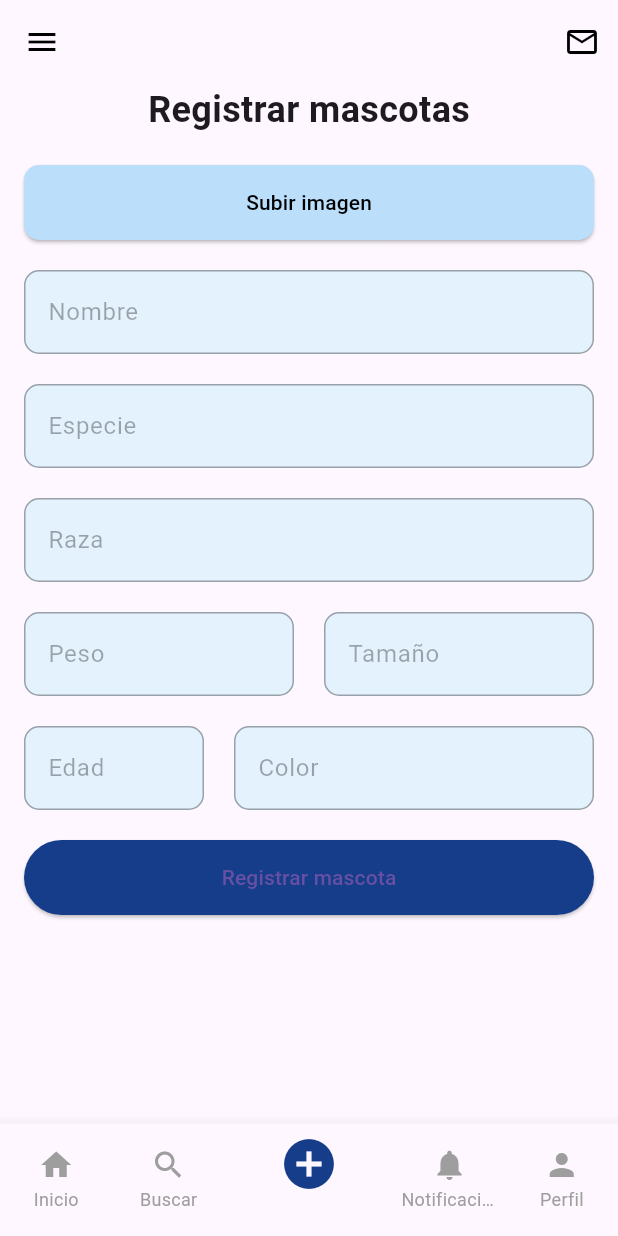
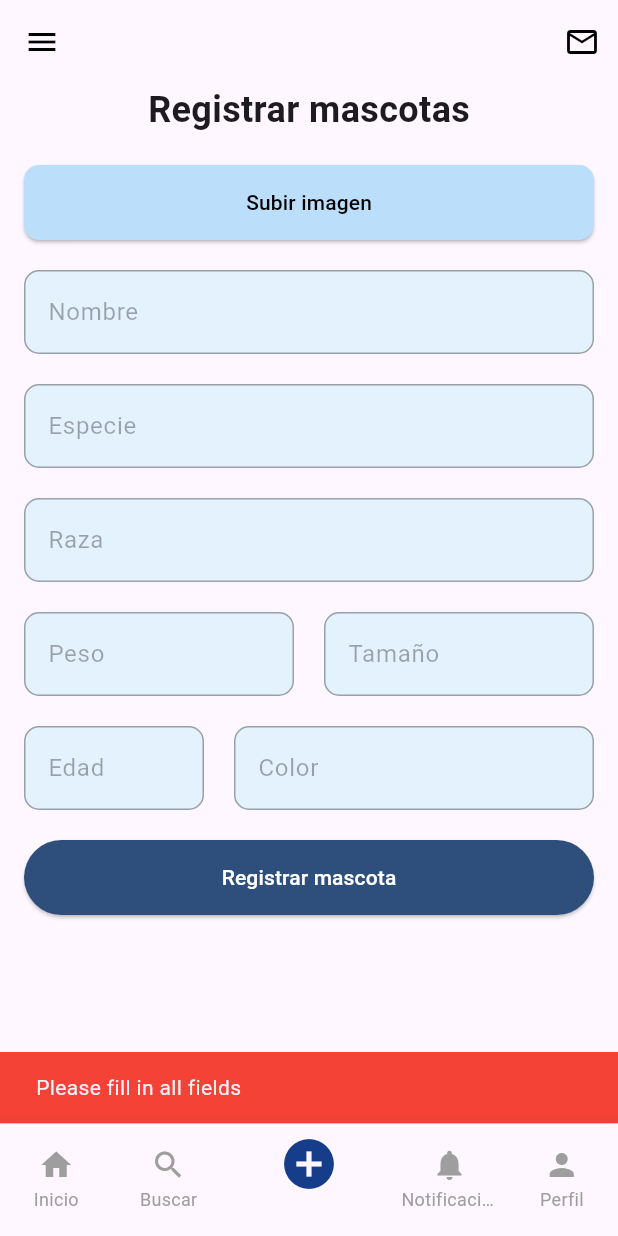
Before and after one commit to NavyyBlue/Adopme_App, a Flutter app: the HomeScreen screen opened directly, item 3 of the bottom bar chosen, after a tap on "Registrar mascota", on a phone screen of 412 x 824 dp. Run offline on Flutter 3.47's test engine with Material 3 defaults, Android fonts, the phone set to English and light mode, and no system bars; our stand-ins replace dio, get, image_picker, sqflite; accounts and stored records are empty.

Commit message:
Create Pet List screen

```diff
--- a/lib/data/network/nestjs/analyzer_image_repository.dart
+++ b/lib/data/network/nestjs/analyzer_image_repository.dart
@@ -12,7 +12,8 @@ class AnalyzerImageRepository {
   Future<GetFeaturesPetResponse> getFeaturesPet(
       String filename, String file) async {
     try {
-
+      print("Filename: $filename");
+      print("File: $file");
       final response = await dio.post(
           '${NetworkConstants.baseUrl}${NetworkConstants
               .analyzerImageRoute}${NetworkConstants.getFeaturesPetEndpoint}',
--- a/lib/models/analyzer_image/get_features_pet/get_features_pet_response.dart
+++ b/lib/models/analyzer_image/get_features_pet/get_features_pet_response.dart
@@ -6,6 +6,7 @@ class GetFeaturesPetResponse {
   final int weight;
   final String color;
   final String size;
+  final String imageUrl;
 
   GetFeaturesPetResponse({
     required this.status,
@@ -15,6 +16,7 @@ class GetFeaturesPetResponse {
     required this.weight,
     required this.color,
     required this.size,
+    required this.imageUrl,
   });
 
   factory GetFeaturesPetResponse.fromJson(Map<String, dynamic> json) {
@@ -27,6 +29,7 @@ class GetFeaturesPetResponse {
       weight: data['weight'],
       color: data['color'],
       size: data['size'],
+      imageUrl: json['imageUrl'],
     );
   }
 }
--- a/lib/presentation/screens/home/home_screen.dart
+++ b/lib/presentation/screens/home/home_screen.dart
@@ -1,3 +1,4 @@
+import 'package:adopme_frontend/presentation/screens/pet/pet_list/pet_list_screen.dart';
 import 'package:adopme_frontend/presentation/screens/pet/register_pet/register_pet_screen.dart';
 import 'package:flutter/material.dart';
 import '../other_page.dart';
@@ -12,7 +13,7 @@ class HomeScreen extends StatefulWidget {
 class _MainPageState extends State<HomeScreen> {
   int _selectedIndex = 0;
   static final List<Widget> _widgetOptions = <Widget>[
-    OtherPage(),
+    PetListScreen(),
     OtherPage(),
     RegisterPetScreen(),
     OtherPage(),
--- /dev/null
+++ b/lib/presentation/screens/pet/pet_list/pet_list_controller.dart
@@ -0,0 +1,26 @@
+import 'package:flutter/material.dart';
+import 'package:get/get.dart';
+import 'package:adopme_frontend/data/local/database_helper.dart';
+
+class PetListController extends GetxController {
+  var pets = [].obs;
+  var isLoading = true.obs;
+
+  @override
+  void onInit() {
+    super.onInit();
+    fetchPets();
+  }
+
+  Future<void> fetchPets() async {
+    try {
+      isLoading(true);
+      var petList = await DatabaseHelper().getPets();
+      if (petList != null) {
+        pets.assignAll(petList);
+      }
+    } finally {
+      isLoading(false);
+    }
+  }
+}
--- /dev/null
+++ b/lib/presentation/screens/pet/pet_list/pet_list_screen.dart
@@ -0,0 +1,101 @@
+import 'package:flutter/material.dart';
+import 'package:get/get.dart';
+import 'package:adopme_frontend/presentation/screens/pet/pet_list/pet_list_controller.dart';
+
+class PetListScreen extends StatelessWidget {
+  @override
+  Widget build(BuildContext context) {
+    return GetBuilder<PetListController>(
+      init: PetListController(),
+      builder: (controller) {
+        return Scaffold(
+          appBar: AppBar(
+            title: Text('Registered Pets'),
+            backgroundColor: Colors.transparent,
+            elevation: 0,
+          ),
+          body: Obx(() {
+            if (controller.isLoading.value) {
+              return Center(child: CircularProgressIndicator());
+            } else if (controller.pets.isEmpty) {
+              return Center(child: Text('No pets registered.'));
+            } else {
+              return ListView.builder(
+                itemCount: controller.pets.length,
+                itemBuilder: (context, index) {
+                  var pet = controller.pets[index];
+                  return Padding(
+                    padding: const EdgeInsets.all(12.0),
+                    child: Card(
+                      shape: RoundedRectangleBorder(
+                        borderRadius: BorderRadius.circular(12),
+                      ),
+                      elevation: 4,
+                      child: Row(
+                        crossAxisAlignment: CrossAxisAlignment.start,
+                        children: [
+                          ClipRRect(
+                            borderRadius: BorderRadius.circular(12),
+                            child: Image.network(
+                              pet['imageUrl'],
+                              height: 100,
+                              width: 100,
+                              fit: BoxFit.cover,
+                            ),
+                          ),
+                          SizedBox(width: 16),
+                          Expanded(
+                            child: Column(
+                              crossAxisAlignment: CrossAxisAlignment.start,
+                              children: [
+                                Row(
+                                  mainAxisAlignment: MainAxisAlignment.spaceBetween,
+                                  children: [
+                                    Text(
+                                      pet['name'],
+                                      style: TextStyle(
+                                        fontSize: 18,
+                                        fontWeight: FontWeight.bold,
+                                      ),
+                                    ),
+                                    IconButton(
+                                      icon: Icon(
+                                        Icons.favorite_border,
+                                        color: Colors.red,
+                                      ),
+                                      onPressed: () {
+                                        // Acción para añadir a favoritos
+                                      },
+                                    ),
+                                  ],
+                                ),
+                                Text(
+                                  pet['breed'],
+                                  style: TextStyle(
+                                    fontSize: 16,
+                                    color: Colors.grey[600],
+                                  ),
+                                ),
+                                Text(
+                                  '${pet['age']} meses',
+                                  style: TextStyle(
+                                    fontSize: 14,
+                                    color: Colors.grey[600],
+                                  ),
+                                ),
+                              ],
+                            ),
+                          ),
+                        ],
+                      ),
+                    ),
+                  );
+                },
+              );
+            }
+          }),
+        );
+      },
+    );
+  }
+}
--- a/lib/presentation/screens/pet/register_pet/register_pet_controller.dart
+++ b/lib/presentation/screens/pet/register_pet/register_pet_controller.dart
@@ -1,8 +1,12 @@
 import 'dart:io';
 import 'package:adopme_frontend/data/network/nestjs/analyzer_image_repository.dart';
+import 'package:flutter/material.dart';
 import 'package:get/get.dart';
 import 'package:image_picker/image_picker.dart';
 import 'package:adopme_frontend/common/utils/utils.dart';
+import 'package:path/path.dart' as path;
+
+import '../../../../data/local/database_helper.dart';
 
 class RegisterPetController extends GetxController {
   final analyzerImageRepository = AnalyzerImageRepository();
@@ -10,6 +14,14 @@ class RegisterPetController extends GetxController {
   File? image;
   bool isUploading = false;
   var responseData;
+
+  final nameController = TextEditingController();
+  final speciesController = TextEditingController();
+  final breedController = TextEditingController();
+  final weightController = TextEditingController();
+  final sizeController = TextEditingController();
+  final ageController = TextEditingController();
+  final colorController = TextEditingController();
 
   @override
   void onInit() {
@@ -34,7 +46,15 @@ class RegisterPetController extends GetxController {
 
     try {
       final base64Image = await utils.convertImageToBytes(image!);
-      responseData = await analyzerImageRepository.getFeaturesPet(image!.path, base64Image);
+      final fileName = path.basename(image!.path);
+      responseData = await analyzerImageRepository.getFeaturesPet(fileName, base64Image);
+
+      speciesController.text = responseData.species;
+      breedController.text = responseData.breed;
+      weightController.text = responseData.weight.toString();
+      sizeController.text = responseData.size;
+      ageController.text = responseData.age.toString();
+      colorController.text = responseData.color;
     } catch (e) {
       responseData = null;
       print('Upload failed: $e');
@@ -43,4 +63,42 @@ class RegisterPetController extends GetxController {
       update();
     }
   }
+
+  Future<void> registerPet(BuildContext context) async {
+    if (nameController.text.isEmpty ||
+        speciesController.text.isEmpty ||
+        breedController.text.isEmpty ||
+        weightController.text.isEmpty ||
+        sizeController.text.isEmpty ||
+        ageController.text.isEmpty ||
+        colorController.text.isEmpty) {
+      ScaffoldMessenger.of(context).showSnackBar(
+        const SnackBar(
+          content: Text('Please fill in all fields'),
+          backgroundColor: Colors.red,
+        ),
+      );
+      return;
+    }
+
+    final pet = {
+      'name': nameController.text,
+      'species': speciesController.text,
+      'breed': breedController.text,
+      'weight': double.tryParse(weightController.text) ?? 0.0,
+      'size': sizeController.text,
+      'age': int.tryParse(ageController.text) ?? 0,
+      'color': colorController.text,
+      'imageUrl': responseData?.imageUrl ?? '',
+    };
+
+    await DatabaseHelper().insertPet(pet);
+
+    ScaffoldMessenger.of(context).showSnackBar(
+      const SnackBar(
+        content: Text('Pet registered successfully!'),
+        backgroundColor: Colors.green,
+      ),
+    );
+  }
 }
--- a/lib/presentation/screens/pet/register_pet/register_pet_screen.dart
+++ b/lib/presentation/screens/pet/register_pet/register_pet_screen.dart
@@ -71,6 +71,7 @@ class RegisterPetScreen extends StatelessWidget {
                 ),
                 SizedBox(height: 20),
                 TextField(
+                  controller: controller.nameController,
                   decoration: InputDecoration(
                     labelText: 'Nombre',
                     border: OutlineInputBorder(
@@ -83,7 +84,7 @@ class RegisterPetScreen extends StatelessWidget {
                 ),
                 SizedBox(height: 20),
                 TextField(
-                  controller: TextEditingController(text: controller.responseData?.species ?? ''),
+                  controller: controller.speciesController,
                   decoration: InputDecoration(
                     labelText: 'Especie',
                     border: OutlineInputBorder(
@@ -96,7 +97,7 @@ class RegisterPetScreen extends StatelessWidget {
                 ),
                 SizedBox(height: 20),
                 TextField(
-                  controller: TextEditingController(text: controller.responseData?.breed ?? ''),
+                  controller: controller.breedController,
                   decoration: InputDecoration(
                     labelText: 'Raza',
                     border: OutlineInputBorder(
@@ -112,7 +113,7 @@ class RegisterPetScreen extends StatelessWidget {
                   children: [
                     Expanded(
                       child: TextField(
-                        controller: TextEditingController(text: controller.responseData?.weight?.toString() ?? ''),
+                        controller: controller.weightController,
                         decoration: InputDecoration(
                           labelText: 'Peso',
                           suffixText: 'kg',
@@ -128,7 +129,7 @@ class RegisterPetScreen extends StatelessWidget {
                     SizedBox(width: 20),
                     Expanded(
                       child: TextField(
-                        controller: TextEditingController(text: controller.responseData?.size ?? ''),
+                        controller: controller.sizeController,
                         decoration: InputDecoration(
                           labelText: 'Tamaño',
                           border: OutlineInputBorder(
@@ -148,7 +149,7 @@ class RegisterPetScreen extends StatelessWidget {
                     Expanded(
                       flex: 1,
                       child: TextField(
-                        controller: TextEditingController(text: controller.responseData?.age?.toString() ?? ''),
+                        controller: controller.ageController,
                         decoration: InputDecoration(
                           labelText: 'Edad',
                           suffixText: 'meses',
@@ -165,7 +166,7 @@ class RegisterPetScreen extends StatelessWidget {
                     Expanded(
                       flex: 2,
                       child: TextField(
-                        controller: TextEditingController(text: controller.responseData?.color ?? ''),
+                        controller: controller.colorController,
                         decoration: InputDecoration(
                           labelText: 'Color',
                           border: OutlineInputBorder(
@@ -182,13 +183,14 @@ class RegisterPetScreen extends StatelessWidget {
                 SizedBox(height: 20),
                 ElevatedButton(
                   onPressed: controller.isUploading ? null : () async {
-                    await controller.uploadImage();
+                    await controller.registerPet(context);
                   },
                   child: controller.isUploading
                       ? CircularProgressIndicator()
                       : Text('Registrar mascota'),
                   style: ElevatedButton.styleFrom(
-                    backgroundColor: Color(0xFF153D8A),
+                    backgroundColor: Color(0xFF2E4E7C),
+                    foregroundColor: Colors.white,
                     shape: RoundedRectangleBorder(
                       borderRadius: BorderRadius.circular(30.0),
                     ),
```
